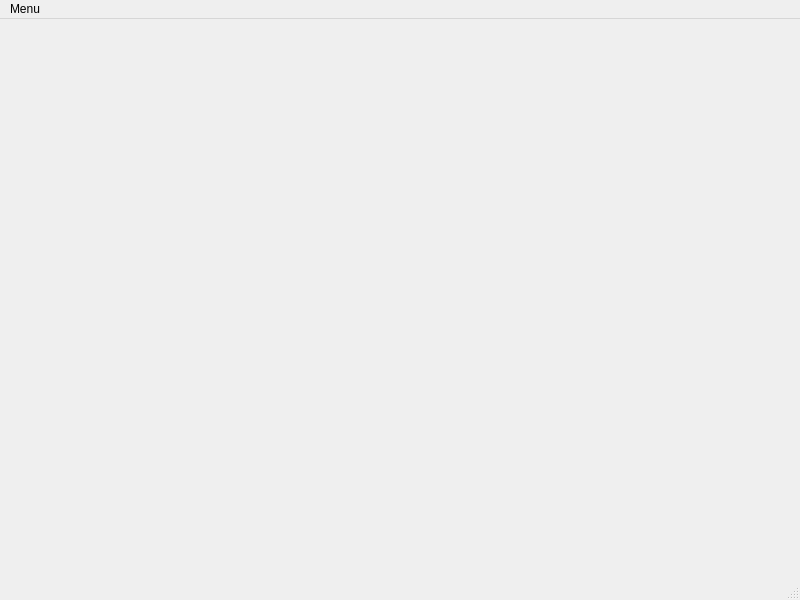
Above: development/PositionBasedFluids/GUI/MainWindow.ui from wleuschner/PositionBasedFluids3D before the change. Below: the same form after it.
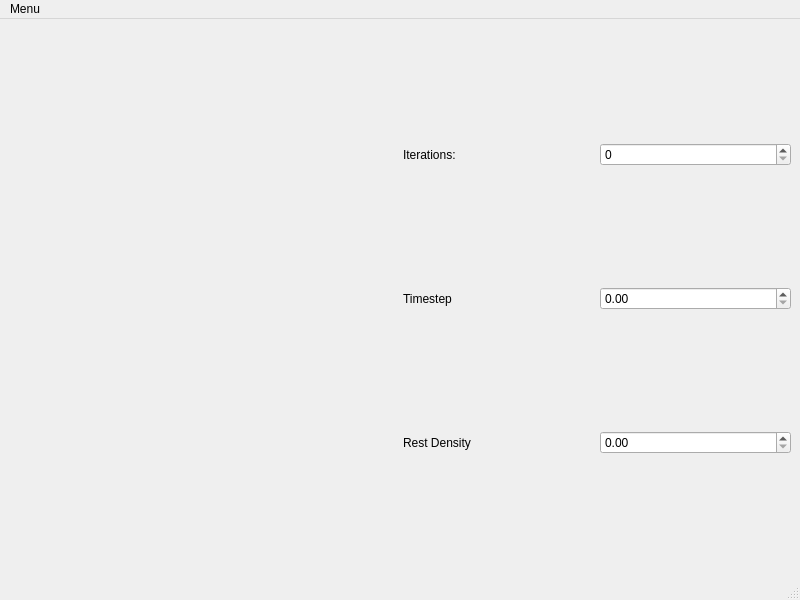
That is the form after the change. Custom widgets are drawn as their Qt base class.

```diff
--- a/development/PositionBasedFluids/GUI/MainWindow.ui
+++ b/development/PositionBasedFluids/GUI/MainWindow.ui
@@ -13,7 +13,59 @@
   <property name="windowTitle">
    <string>Position Based Fluids</string>
   </property>
-  <widget class="QWidget" name="centralwidget"/>
+  <widget class="QWidget" name="centralwidget">
+   <layout class="QHBoxLayout" name="horizontalLayout_4">
+    <item>
+     <widget class="GLCanvas" name="widget" native="true"/>
+    </item>
+    <item>
+     <layout class="QVBoxLayout" name="verticalLayout">
+      <item>
+       <layout class="QHBoxLayout" name="horizontalLayout_3">
+        <item>
+         <widget class="QLabel" name="labelIterations">
+          <property name="text">
+           <string>Iterations:</string>
+          </property>
+         </widget>
+        </item>
+        <item>
+         <widget class="QSpinBox" name="spinBoxIterations"/>
+        </item>
+       </layout>
+      </item>
+      <item>
+       <layout class="QHBoxLayout" name="horizontalLayout">
+        <item>
+         <widget class="QLabel" name="labelTimestep">
+          <property name="text">
+           <string>Timestep</string>
+          </property>
+         </widget>
+        </item>
+        <item>
+         <widget class="QDoubleSpinBox" name="spinBoxIterations_2"/>
+        </item>
+       </layout>
+      </item>
+      <item>
+       <layout class="QHBoxLayout" name="horizontalLayout_2">
+        <item>
+         <widget class="QLabel" name="labelRestDensity">
+          <property name="text">
+           <string>Rest Density</string>
+          </property>
+         </widget>
+        </item>
+        <item>
+         <widget class="QDoubleSpinBox" name="spinBoxRestDensity"/>
+        </item>
+       </layout>
+      </item>
+     </layout>
+    </item>
+   </layout>
+  </widget>
   <widget class="QMenuBar" name="menubar">
    <property name="geometry">
     <rect>
@@ -38,6 +90,14 @@
    </property>
   </action>
  </widget>
+ <customwidgets>
+  <customwidget>
+   <class>GLCanvas</class>
+   <extends>QWidget</extends>
+   <header>GUI/GLCanvas.h</header>
+   <container>1</container>
+  </customwidget>
+ </customwidgets>
  <resources/>
  <connections>
   <connection>
```
